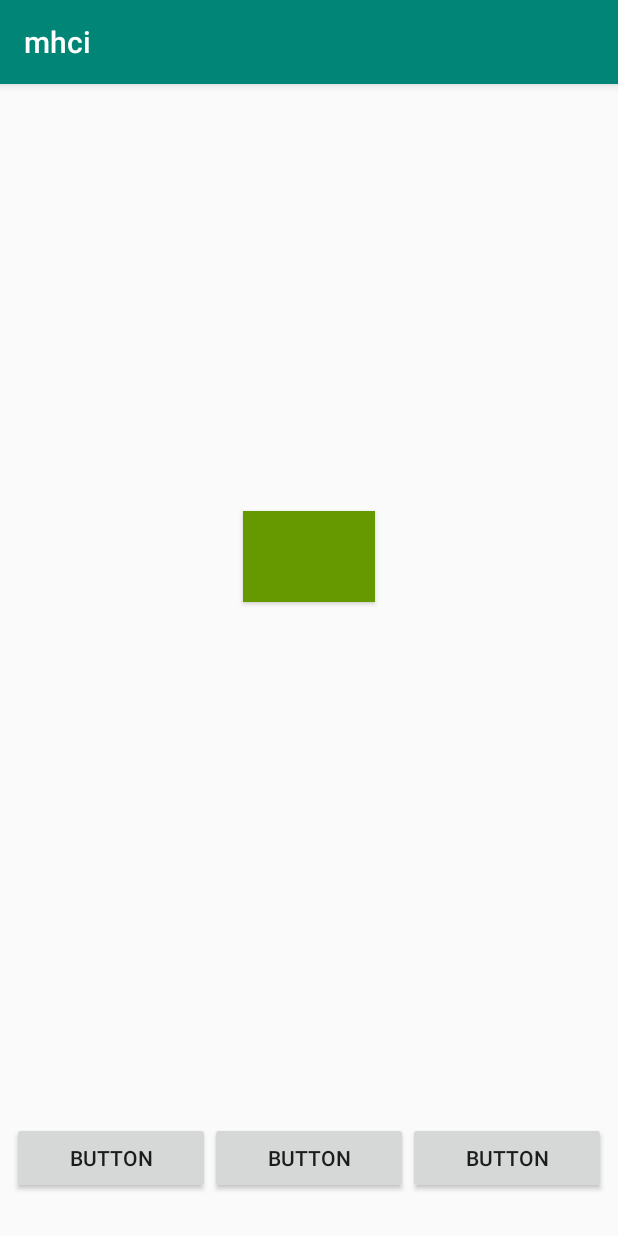
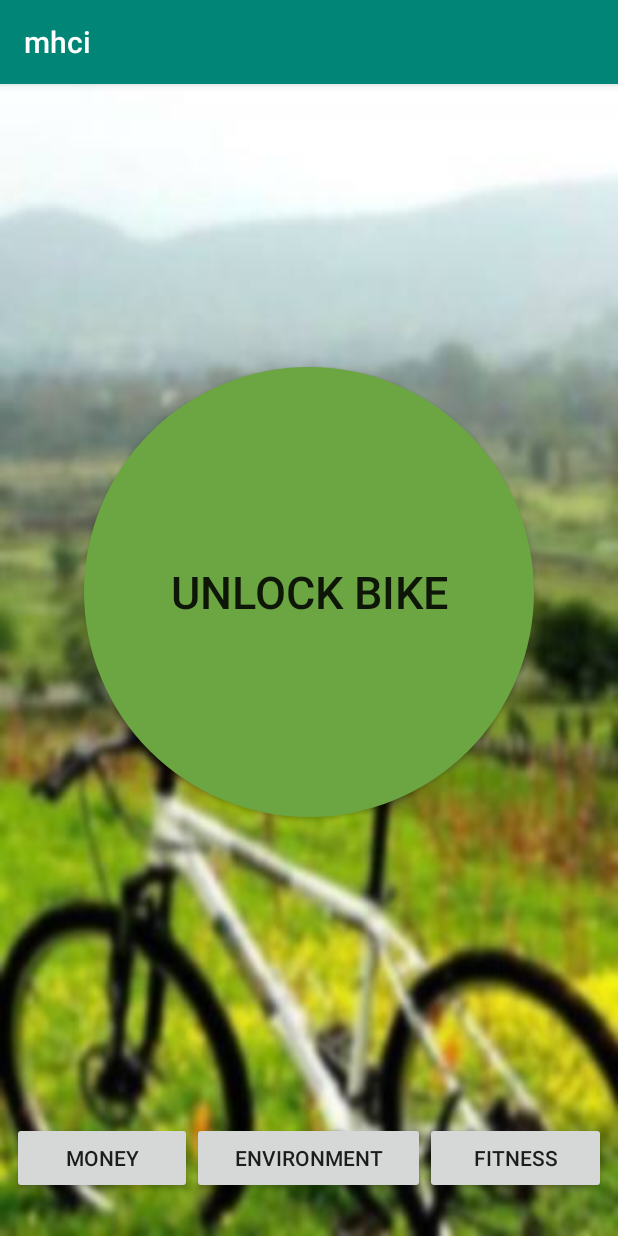
Before and after one commit to gerardward3/mobhci, an Android app: the screen it shows after launch (HomeActivity), on a phone screen of 412 x 824 dp. Run offline under Robolectric (Android 15) with nearby library versions, the phone set to English and light mode, and no system bars.

Commit message:
Changed strings and images

```diff
--- /dev/null
+++ b/app/src/main/res/drawable/unlock_bike_button.xml
@@ -0,0 +1,10 @@
+<?xml version="1.0" encoding="utf-8"?>
+<selector xmlns:android="http://schemas.android.com/apk/res/android">
+    <item>
+        <shape android:shape="oval">
+            <!--<stroke android:color="#1E90FF" android:width="5dp" />-->
+            <solid android:color="#6CA642"/>
+            <size android:width="150dp" android:height="150dp"/>
+        </shape>
+    </item>
+</selector>
--- a/app/src/main/res/layout/activity_home.xml
+++ b/app/src/main/res/layout/activity_home.xml
@@ -4,20 +4,22 @@
     xmlns:tools="http://schemas.android.com/tools"
     android:layout_width="match_parent"
     android:layout_height="match_parent"
-    tools:context=".HomeActivity">
+    tools:context=".HomeActivity"
+    android:background="@drawable/homepage_background"
+    >
 
     <Button
         android:id="@+id/UnlockBikeButton"
         style="@style/Widget.AppCompat.Button"
-        android:layout_width="wrap_content"
-        android:layout_height="wrap_content"
+        android:layout_width="300dp"
+        android:layout_height="300dp"
         android:layout_marginStart="8dp"
         android:layout_marginLeft="8dp"
         android:layout_marginTop="8dp"
         android:layout_marginEnd="8dp"
         android:layout_marginRight="8dp"
         android:layout_marginBottom="8dp"
-        android:background="@android:color/holo_green_dark"
+        android:background="@drawable/unlock_bike_button"
         android:fadingEdge="horizontal|vertical"
         android:padding="10dp"
         android:textSize="30sp"
@@ -26,7 +28,8 @@
         app:layout_constraintStart_toStartOf="parent"
         app:layout_constraintTop_toTopOf="parent"
         app:layout_constraintVertical_bias="0.39999998"
-        tools:text="@string/unlock_bike" />
+        android:text="@string/unlock_bike"
+        />
 
     <LinearLayout
         android:layout_width="match_parent"
@@ -51,7 +54,7 @@
             android:layout_width="wrap_content"
             android:layout_height="wrap_content"
             android:layout_weight="1"
-            android:text="Button" />
+            android:text="@string/nav_money" />
 
         <Button
             android:id="@+id/button3"
@@ -59,7 +62,7 @@
             android:layout_width="wrap_content"
             android:layout_height="wrap_content"
             android:layout_weight="1"
-            android:text="Button" />
+            android:text="@string/nav_env" />
 
         <Button
             android:id="@+id/button4"
@@ -67,7 +70,7 @@
             android:layout_width="wrap_content"
             android:layout_height="wrap_content"
             android:layout_weight="1"
-            android:text="Button" />
+            android:text="@string/nav_fitness" />
     </LinearLayout>
 
 </android.support.constraint.ConstraintLayout>
--- a/app/src/main/res/values/strings.xml
+++ b/app/src/main/res/values/strings.xml
@@ -1,4 +1,9 @@
 <resources>
     <string name="app_name">mhci</string>
     <string name="unlock_bike">Unlock Bike</string>
+
+    <!-- Navigation Buttons -->
+    <string name="nav_money">Money</string>
+    <string name="nav_env">Environment</string>
+    <string name="nav_fitness">Fitness</string>
 </resources>
--- a/build.gradle
+++ b/build.gradle
@@ -7,7 +7,7 @@ buildscript {
         jcenter()
     }
     dependencies {
-        classpath 'com.android.tools.build:gradle:3.2.1'
+        classpath 'com.android.tools.build:gradle:3.3.0'
 
 
         // NOTE: Do not place your application dependencies here; they belong
```
Also changed, not shown: app/src/main/res/drawable/homepage_background.jpg (added), gradle/wrapper/gradle-wrapper.properties.
